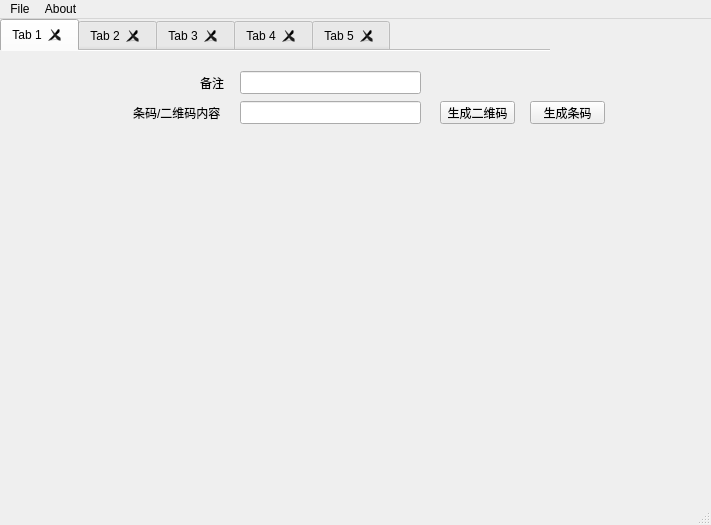
Old version of the form mainwindow.ui in the repository ainiaa/QTBarcode.
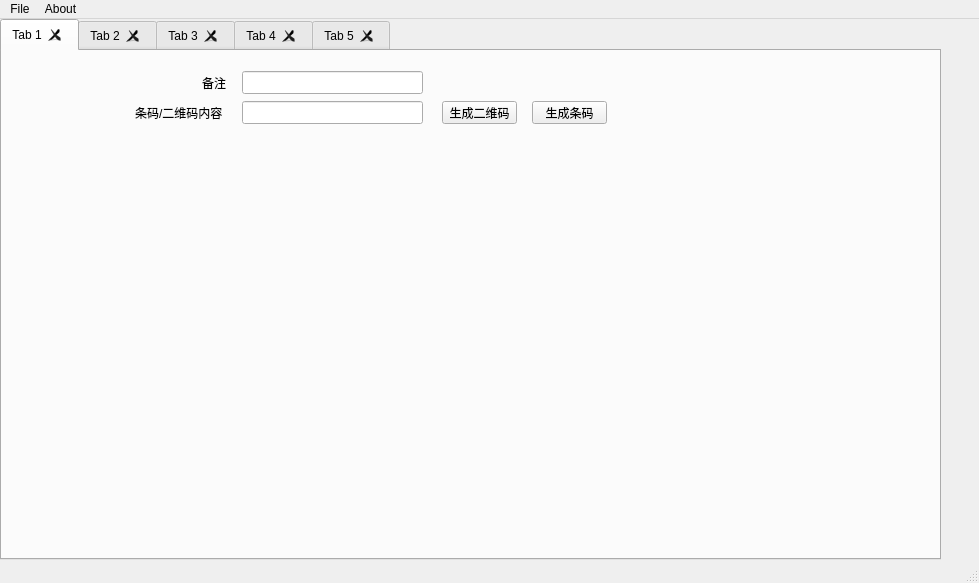
New version of the form. The open tabs and pages were chosen to show the change.

```diff
--- a/mainwindow.ui
+++ b/mainwindow.ui
@@ -6,8 +6,8 @@
    <rect>
     <x>0</x>
     <y>0</y>
-    <width>711</width>
-    <height>525</height>
+    <width>979</width>
+    <height>583</height>
    </rect>
   </property>
   <property name="sizePolicy">
@@ -39,16 +39,22 @@
      <rect>
       <x>0</x>
       <y>0</y>
-      <width>711</width>
-      <height>481</height>
+      <width>941</width>
+      <height>541</height>
      </rect>
     </property>
     <property name="sizePolicy">
-     <sizepolicy hsizetype="Preferred" vsizetype="Preferred">
+     <sizepolicy hsizetype="Fixed" vsizetype="Preferred">
       <horstretch>0</horstretch>
       <verstretch>0</verstretch>
      </sizepolicy>
     </property>
+    <property name="minimumSize">
+     <size>
+      <width>941</width>
+      <height>481</height>
+     </size>
+    </property>
     <property name="focusPolicy">
      <enum>Qt::NoFocus</enum>
     </property>
@@ -56,18 +62,30 @@
      <bool>true</bool>
     </property>
     <property name="styleSheet">
-     <string notr="true">QTabBar::tab{min-width:30ex; min-height:15ex;}
-QTabWidget::tab-bar{alignment:center;width:550px;}</string>
+     <string notr="true">QTabBar::tab{min-width:30ex; min-height:15ex;max-width:50ex;}
+QTabWidget::tab-bar{max-width:800px}</string>
     </property>
     <property name="currentIndex">
-     <number>4</number>
+     <number>0</number>
+    </property>
+    <property name="elideMode">
+     <enum>Qt::ElideMiddle</enum>
+    </property>
+    <property name="usesScrollButtons">
+     <bool>true</bool>
     </property>
     <property name="documentMode">
-     <bool>true</bool>
+     <bool>false</bool>
     </property>
     <property name="tabsClosable">
      <bool>true</bool>
     </property>
+    <property name="movable">
+     <bool>true</bool>
+    </property>
+    <property name="tabBarAutoHide">
+     <bool>true</bool>
+    </property>
     <widget class="QWidget" name="tab">
      <attribute name="title">
       <string>Tab 1</string>
@@ -90,7 +108,7 @@
        <rect>
         <x>10</x>
         <y>90</y>
-        <width>671</width>
+        <width>911</width>
         <height>361</height>
        </rect>
       </property>
@@ -590,7 +608,7 @@
     <rect>
      <x>0</x>
      <y>0</y>
-     <width>711</width>
+     <width>979</width>
      <height>23</height>
     </rect>
    </property>
```
Left out of the diff: 8 changed lines with no effect on the pictures.
